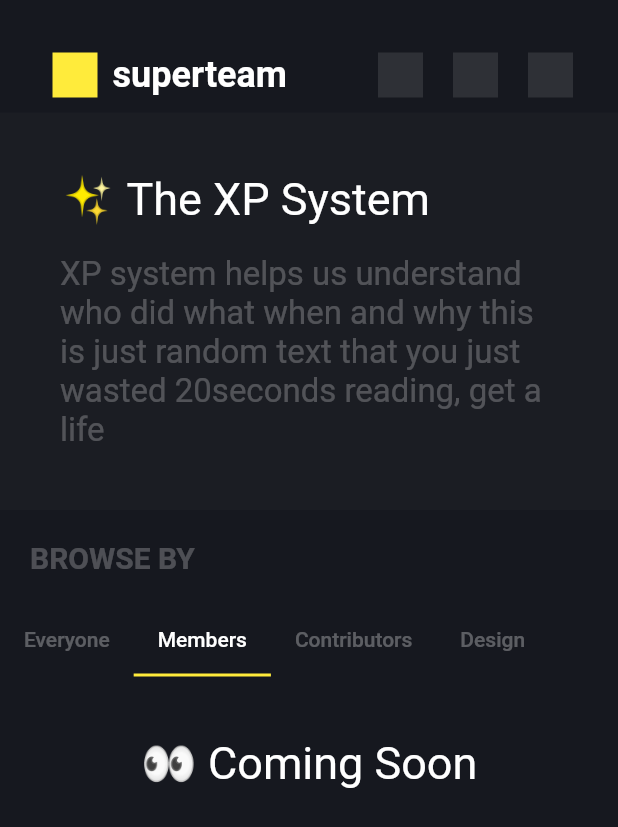
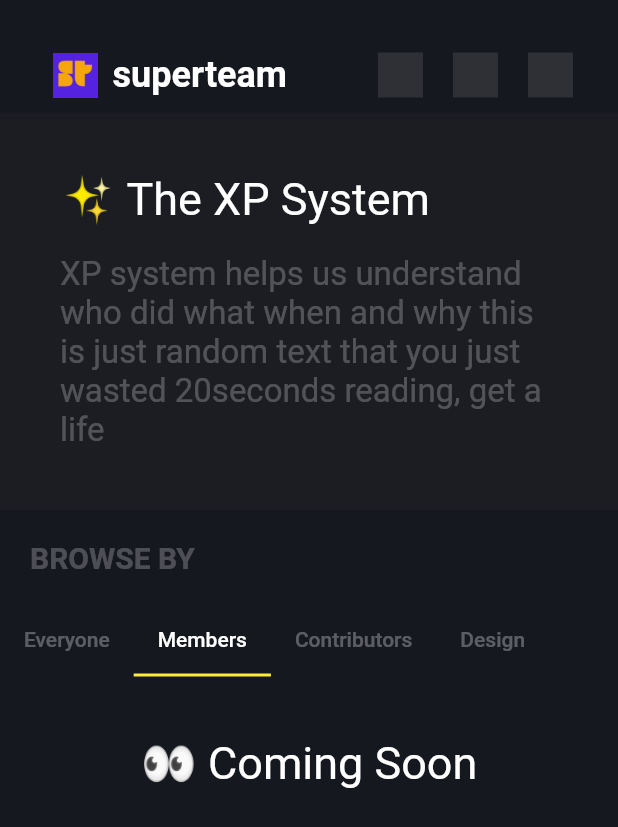
Before and after one commit to synapsecode/SuperTeamRepuation-Flutter, a Flutter app: the screen it shows after launch, tab 2 chosen, on a phone screen of 412 x 824 dp. Shown: the top 827 px of the screen. Run offline on Flutter 3.47's test engine with Material 2 defaults, Android fonts, the phone set to English and light mode, and no system bars; network calls fail.

```diff
--- a/reputation_dashboard/lib/dashboard/dashboard.dart
+++ b/reputation_dashboard/lib/dashboard/dashboard.dart
@@ -91,7 +91,14 @@ class TopBar extends StatelessWidget {
           Container(
             height: 30,
             width: 30,
-            color: Colors.yellow,
+            decoration: BoxDecoration(
+              image: DecorationImage(
+                fit: BoxFit.cover,
+                image: AssetImage(
+                  'assets/superteam.png',
+                ),
+              ),
+            ),
           ).addHorizontalMargin(10),
           Text('superteam')
               .weight(FontWeight.bold)
```
Also changed, not shown: reputation_dashboard/pubspec.yaml (+12 -2 lines), reputation_dashboard/assets/superteam.png (added), reputation_dashboard/pubspec.lock, 27 other files.
